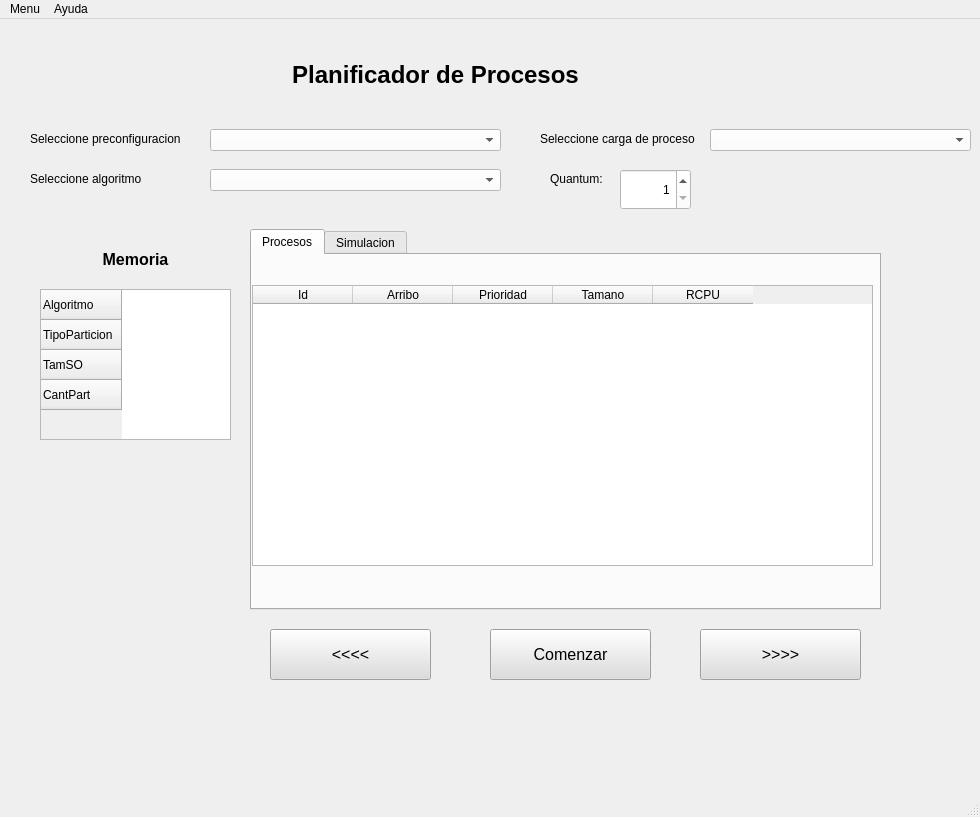
First picture: the form in apps/ui/principal.ui, repository AlejandroFNadal/SistOp2019, before the edit.
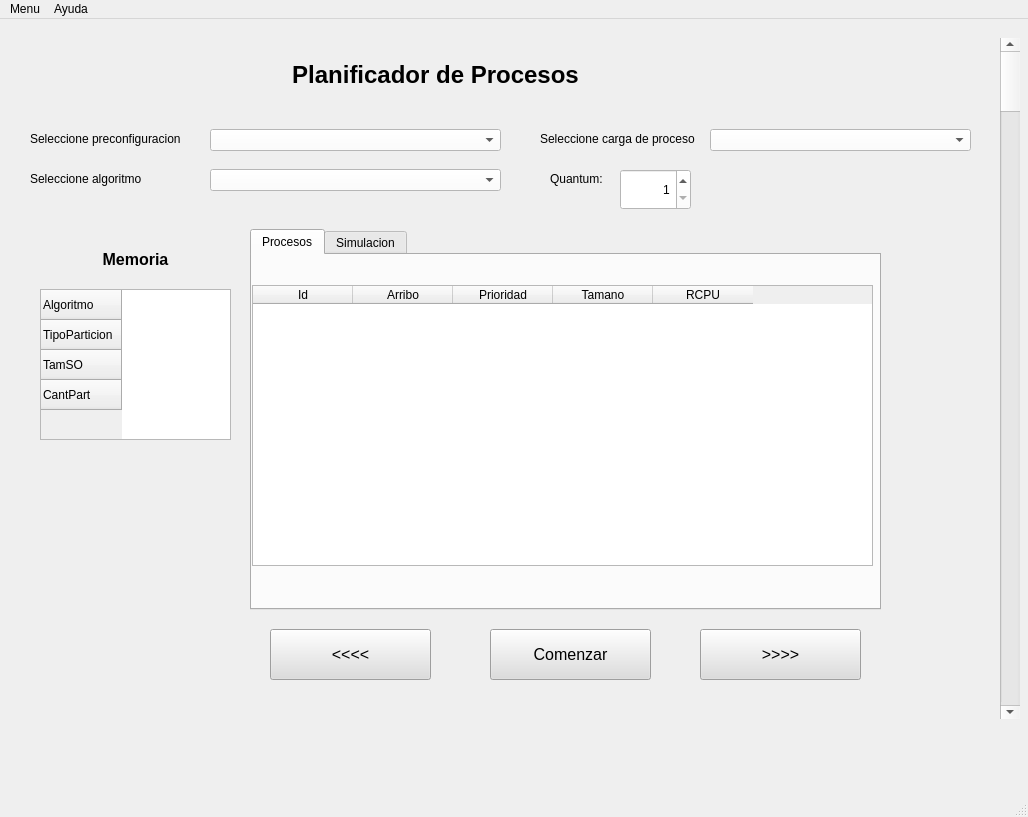
Second picture: the form after the edit.

```diff
--- a/apps/ui/principal.ui
+++ b/apps/ui/principal.ui
@@ -6,7 +6,7 @@
    <rect>
     <x>0</x>
     <y>0</y>
-    <width>980</width>
+    <width>1028</width>
     <height>817</height>
    </rect>
   </property>
@@ -336,13 +336,26 @@
      <string>&gt;&gt;&gt;&gt;</string>
     </property>
    </widget>
+   <widget class="QScrollBar" name="verticalScrollBar">
+    <property name="geometry">
+     <rect>
+      <x>1000</x>
+      <y>19</y>
+      <width>20</width>
+      <height>681</height>
+     </rect>
+    </property>
+    <property name="orientation">
+     <enum>Qt::Vertical</enum>
+    </property>
+   </widget>
   </widget>
   <widget class="QMenuBar" name="menubar">
    <property name="geometry">
     <rect>
      <x>0</x>
      <y>0</y>
-     <width>980</width>
+     <width>1028</width>
      <height>26</height>
     </rect>
    </property>
```
